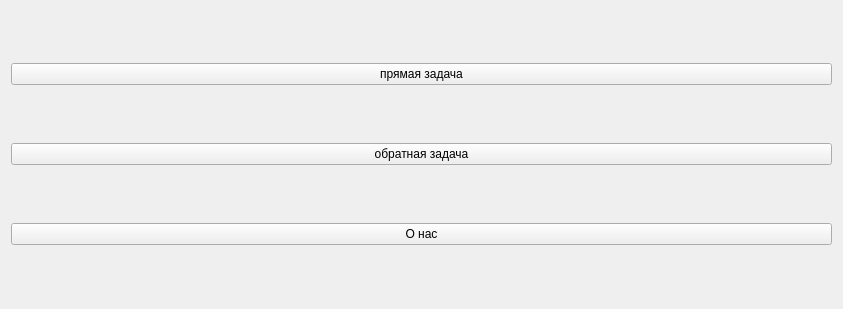
This is UI/start_screen.ui in DimPerch/info_project as Qt 5 draws it before an edit. The edited form follows.
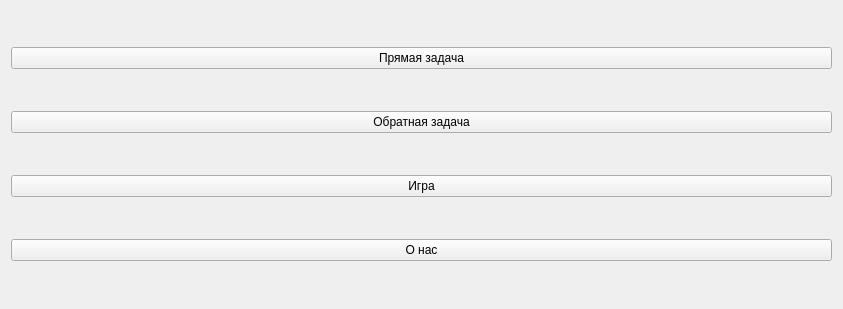
This is the edited form.

```diff
--- a/UI/start_screen.ui
+++ b/UI/start_screen.ui
@@ -17,7 +17,7 @@
    <item>
     <widget class="QPushButton" name="code_button">
      <property name="text">
-      <string>прямая задача</string>
+      <string>Прямая задача</string>
      </property>
      <attribute name="buttonGroup">
       <string notr="true">menu</string>
@@ -27,13 +27,20 @@
    <item>
     <widget class="QPushButton" name="decode_button">
      <property name="text">
-      <string>обратная задача</string>
+      <string>Обратная задача</string>
      </property>
      <attribute name="buttonGroup">
       <string notr="true">menu</string>
      </attribute>
     </widget>
    </item>
+   <item>
+    <widget class="QPushButton" name="game_button">
+     <property name="text">
+      <string>Игра</string>
+     </property>
+    </widget>
+   </item>
    <item>
     <widget class="QPushButton" name="about_button">
      <property name="text">
```
